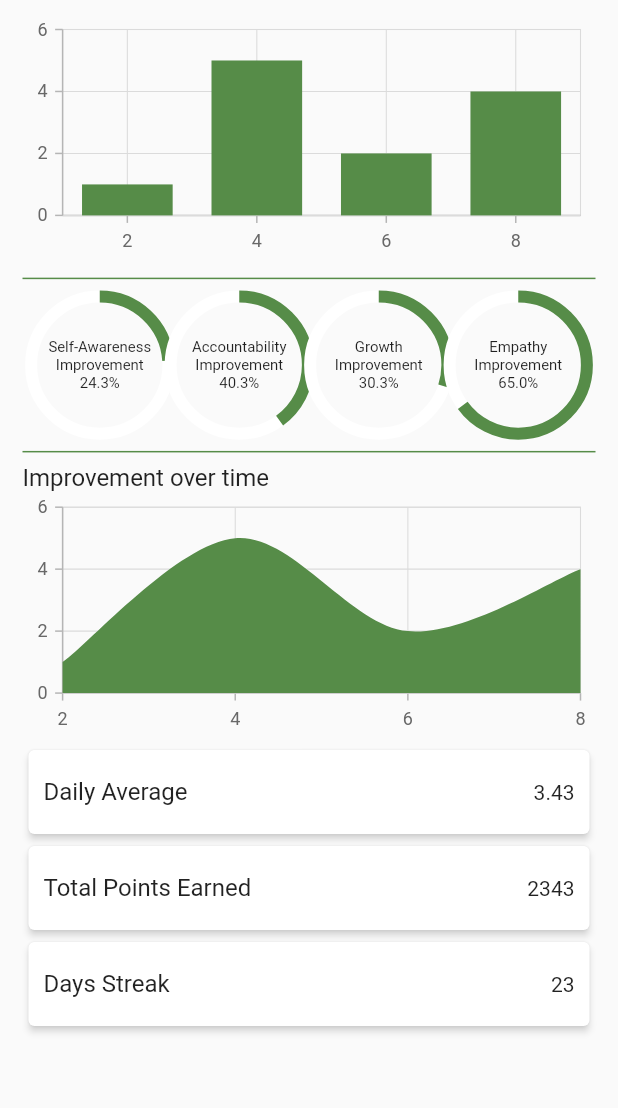
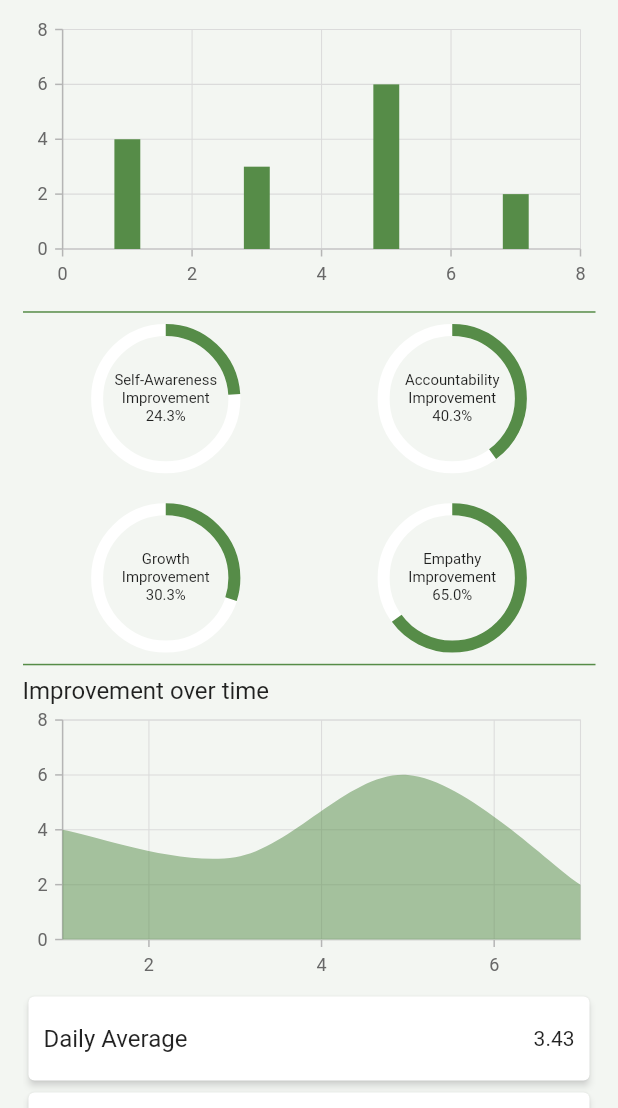
Before and after one commit to ImadNasirHashim/sage, a Flutter app: the DashboardScreen screen opened directly, on a phone screen of 412 x 824 dp, the part 128-1236 px from its top. Run offline on Flutter 3.47's test engine with Material 2 defaults, Android fonts, the phone set to English and light mode, and no system bars; drawn by our look-alikes of percent_indicator; our stand-ins replace charts_flutter, fancy_bottom_navigation, flutter_screenutil, get, image_picker, syncfusion_flutter_charts.

```diff
--- /dev/null
+++ b/lib/core/models/graph.dart
@@ -0,0 +1,7 @@
+class Graph{
+  var xAxis;
+  var yAxis;
+
+  Graph({this.xAxis, this.yAxis});
+
+}
--- a/lib/ui/screens/dashboard_screen.dart
+++ b/lib/ui/screens/dashboard_screen.dart
@@ -1,34 +1,30 @@
 import 'package:flutter/material.dart';
 import 'package:percent_indicator/circular_percent_indicator.dart';
+import 'package:provider/provider.dart';
 import 'package:sage/core/constants/colors.dart';
 import 'package:sage/core/constants/styles.dart';
-import 'package:sage/ui/custom_widgets/custom_navigation_bar.dart';
+import 'package:sage/core/models/graph.dart';
+import 'package:sage/ui/screens/dashboard_screens/dashboard_provider.dart';
 import 'package:syncfusion_flutter_charts/charts.dart';
 import 'package:flutter_screenutil/flutter_screenutil.dart';
 
-class SageData {
-  final double? xAxis;
-  final double? sales;
-  SageData(this.xAxis, this.sales);
-}
 
 class DashboardScreen extends StatelessWidget {
-  final List<SageData> chartData = [
-    SageData(2, 1),
-    SageData(4, 5),
-    SageData(6, 2),
-    SageData(8, 4),
-  ];
+
 
   @override
   Widget build(BuildContext context) {
-    return Scaffold(
+    return ChangeNotifierProvider(
+      create: (context)=>DashboardProvider(),
+      child: Scaffold(
         appBar: AppBar(
           title: Text('Dashboard'),
           centerTitle: true,
           shape: appBarShape,
         ),
-      body: Padding(
+        body: Consumer<DashboardProvider>(
+          builder: (context, model, child){
+            return Padding(
               padding: EdgeInsets.symmetric(horizontal: 15.0),
               child: SingleChildScrollView(
                 child: Column(
@@ -46,15 +42,19 @@ class DashboardScreen extends StatelessWidget {
                     /// bar graph
                     ///
                     Container(
-                height: 150.h,
-                child: SfCartesianChart(series: <ChartSeries>[
-                  ColumnSeries<SageData, double>(
+                      height: 170.h,
+                      child: SfCartesianChart(
+                          plotAreaBorderWidth: 0.1,
+                          series: <ChartSeries>[
+                            ColumnSeries<Graph, dynamic>(
                               color: primaryColor,
-                    dataSource: chartData,
-                    xValueMapper: (SageData sales, _) => sales.xAxis!,
-                    yValueMapper: (SageData sales, _) => sales.sales!,
+                              dataSource: model.scoreList,
+                              xValueMapper: (Graph index, _) => index.xAxis,
+                              yValueMapper: (Graph index, _) => index.yAxis,
+                              width: 0.2,
                             )
-                ]),
+                          ]
+                      ),
                     ),
                     Divider(
                       thickness: 1,
@@ -67,9 +67,6 @@ class DashboardScreen extends StatelessWidget {
                     Row(
                       mainAxisAlignment: MainAxisAlignment.spaceAround,
                       children: [
-                  SizedBox(
-                    width: 10,
-                  ),
                         Expanded(
                           child: CircularPercentIndicator(
                             radius: 100.0.r,
@@ -88,9 +85,6 @@ class DashboardScreen extends StatelessWidget {
                             backgroundColor: Colors.white,
                             progressColor: primaryColor,
                           ),
-                  ),
-                  SizedBox(
-                    width: 10,
                         ),
                         Expanded(
                           child: CircularPercentIndicator(
@@ -111,9 +105,11 @@ class DashboardScreen extends StatelessWidget {
                             progressColor: primaryColor,
                           ),
                         ),
-                  SizedBox(
-                    width: 10,
+                      ],
                     ),
+                    SizedBox(height: 20,),
+                    Row(
+                      children: [
                         Expanded(
                           child: CircularPercentIndicator(
                             radius: 100.0.r,
@@ -133,9 +129,7 @@ class DashboardScreen extends StatelessWidget {
                             progressColor: primaryColor,
                           ),
                         ),
-                  SizedBox(
-                    width: 10,
-                  ),
+
                         Expanded(
                           child: CircularPercentIndicator(
                             radius: 100.0.r,
@@ -155,9 +149,6 @@ class DashboardScreen extends StatelessWidget {
                             progressColor: primaryColor,
                           ),
                         ),
-                  SizedBox(
-                    width: 10,
-                  ),
                       ],
                     ),
                     Divider(
@@ -173,13 +164,13 @@ class DashboardScreen extends StatelessWidget {
                       style: fontSize16,
                     ),
                     Container(
-                height: 150.h,
+                      height: 170.h,
                       child: SfCartesianChart(series: <ChartSeries>[
-                  SplineAreaSeries<SageData, double>(
-                    color: primaryColor,
-                    dataSource: chartData,
-                    xValueMapper: (SageData sales, _) => sales.xAxis!,
-                    yValueMapper: (SageData sales, _) => sales.sales!,
+                        SplineAreaSeries<Graph, dynamic>(
+                          color: primaryColor.withOpacity(0.5),
+                          dataSource: model.scoreList,
+                          xValueMapper: (Graph sales, _) => sales.xAxis!,
+                          yValueMapper: (Graph sales, _) => sales.yAxis!,
                         ),
                       ]),
                     ),
@@ -231,10 +222,13 @@ class DashboardScreen extends StatelessWidget {
                   ],
                 ),
               ),
+            );
+          },
         ),
         // bottomNavigationBar: CustomNavigationBar(
         //   currentIndex: 1,
         // ),
+      ),
     );
   }
 }
--- /dev/null
+++ b/lib/ui/screens/dashboard_screens/dashboard_provider.dart
@@ -0,0 +1,29 @@
+import 'package:flutter/material.dart';
+import 'package:sage/core/models/graph.dart';
+import 'package:sage/core/view_models/base_view_model.dart';
+
+class DashboardProvider extends BaseViewModal{
+
+
+
+  final List<Graph> scoreList =[
+    Graph(
+      xAxis: 1,
+      yAxis: 4,
+    ),
+    Graph(
+      xAxis: 3,
+      yAxis: 3,
+    ),
+    Graph(
+      xAxis: 5,
+      yAxis: 6,
+    ),
+    Graph(
+      xAxis: 7,
+      yAxis: 2,
+    )
+  ];
+
+
+}
--- a/pubspec.yaml
+++ b/pubspec.yaml
@@ -35,6 +35,8 @@ dependencies:
   syncfusion_flutter_charts: ^19.2.57
   flutter_screenutil: ^5.0.0+2
   percent_indicator: ^3.0.1
+  image_picker: ^0.8.3+3
+  charts_flutter: ^0.11.0
 
 dev_dependencies:
   flutter_test:
```
Also changed, not shown: lib/core/models/user.dart (+11 -1 lines), lib/main.dart (+9 -8 lines), lib/ui/screens/conversation_screens/message_provider.dart (+31 -1 lines), lib/ui/screens/conversation_screens/message_screen.dart (+59 -10 lines), lib/ui/screens/home.dart (+8 -0 lines), lib/ui/screens/home_screen_body.dart (+7 -0 lines), lib/ui/screens/journal_screens/journal_provider.dart (+16 -0 lines), lib/ui/screens/journal_screens/journal_screen.dart (+5 -9 lines), lib/ui/screens/profile_screens/edit_profile_screen.dart (added, +122 -0 lines), lib/ui/screens/profile_screens/profile_provider.dart (added, +15 -0 lines), lib/ui/screens/profile_screens/profle_screen.dart (added, +126 -0 lines), pubspec.lock, 5 other files. Lines whose indentation alone changed are shown as unchanged.
